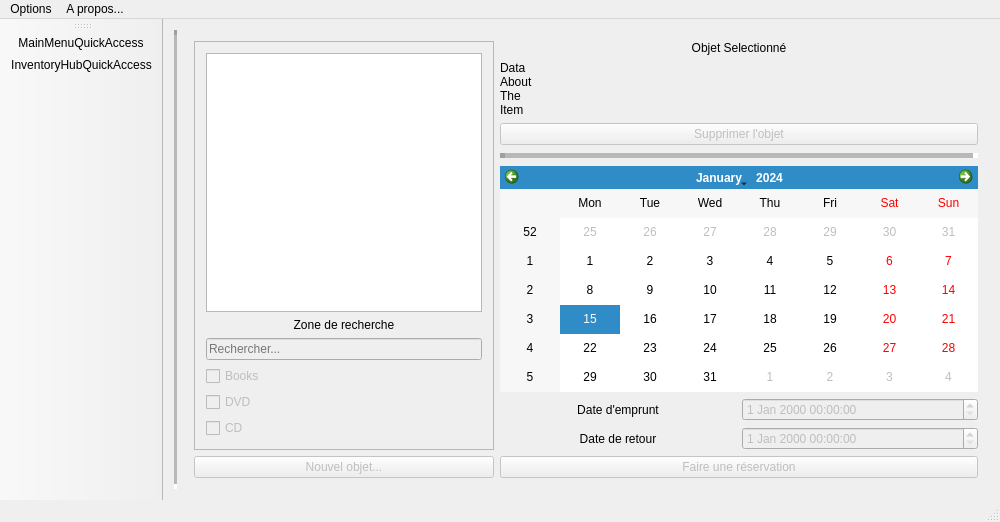
Before: the Qt Designer form LOA/projetLOA/mainwindow.ui in remijamous/ProjetLOA, drawn with Qt 5.
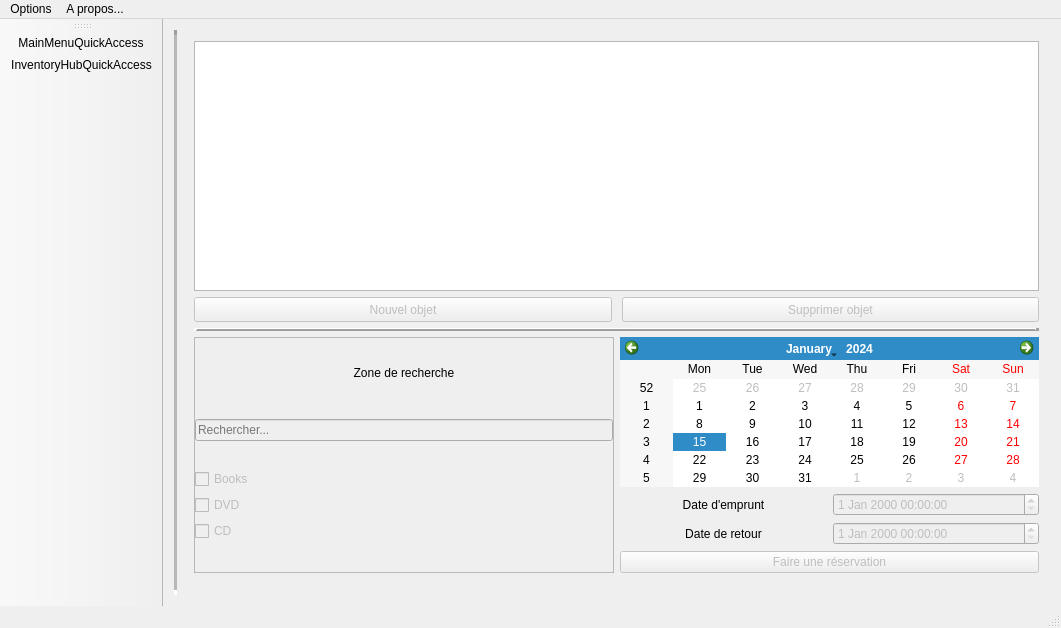
After: the same form once the commit is applied.

What changed in the file:
```diff
--- a/LOA/projetLOA/mainwindow.ui
+++ b/LOA/projetLOA/mainwindow.ui
@@ -6,8 +6,8 @@
    <rect>
     <x>0</x>
     <y>0</y>
-    <width>1000</width>
-    <height>522</height>
+    <width>1061</width>
+    <height>628</height>
    </rect>
   </property>
   <property name="windowTitle">
@@ -94,16 +94,16 @@
        </layout>
       </widget>
       <widget class="QWidget" name="InventoryHub">
+       <layout class="QVBoxLayout" name="verticalLayout">
+        <item>
+         <widget class="QWidget" name="TopSide" native="true">
+          <property name="minimumSize">
+           <size>
+            <width>0</width>
+            <height>275</height>
+           </size>
+          </property>
        <layout class="QHBoxLayout" name="horizontalLayout_3">
-        <item>
-         <widget class="QWidget" name="LeftSide" native="true">
-          <property name="maximumSize">
-           <size>
-            <width>300</width>
-            <height>16777215</height>
-           </size>
-          </property>
-          <layout class="QHBoxLayout" name="horizontalLayout_4">
            <property name="spacing">
             <number>0</number>
            </property>
@@ -119,6 +119,89 @@
            <property name="bottomMargin">
             <number>0</number>
            </property>
+           <item>
+            <layout class="QVBoxLayout" name="TopSideLayout">
+             <item>
+              <widget class="QTableView" name="BookTableView">
+               <property name="minimumSize">
+                <size>
+                 <width>0</width>
+                 <height>250</height>
+                </size>
+               </property>
+              </widget>
+             </item>
+             <item>
+              <layout class="QHBoxLayout" name="ItemButtons">
+               <property name="spacing">
+                <number>10</number>
+               </property>
+               <item>
+                <widget class="QPushButton" name="CreateItemButton">
+                 <property name="enabled">
+                  <bool>false</bool>
+                 </property>
+                 <property name="minimumSize">
+                  <size>
+                   <width>0</width>
+                   <height>25</height>
+                  </size>
+                 </property>
+                 <property name="text">
+                  <string>Nouvel objet</string>
+                 </property>
+                </widget>
+               </item>
+               <item>
+                <widget class="QPushButton" name="RemoveItemButton">
+                 <property name="enabled">
+                  <bool>false</bool>
+                 </property>
+                 <property name="minimumSize">
+                  <size>
+                   <width>0</width>
+                   <height>25</height>
+                  </size>
+                 </property>
+                 <property name="text">
+                  <string>Supprimer objet</string>
+                 </property>
+                </widget>
+               </item>
+              </layout>
+             </item>
+            </layout>
+           </item>
+          </layout>
+         </widget>
+        </item>
+        <item>
+         <widget class="Line" name="InventorHubSeparator">
+          <property name="frameShadow">
+           <enum>QFrame::Raised</enum>
+          </property>
+          <property name="lineWidth">
+           <number>4</number>
+          </property>
+          <property name="orientation">
+           <enum>Qt::Horizontal</enum>
+          </property>
+         </widget>
+        </item>
+        <item>
+         <widget class="QWidget" name="BottomSide" native="true">
+          <layout class="QHBoxLayout" name="horizontalLayout_5">
+           <property name="leftMargin">
+            <number>0</number>
+           </property>
+           <property name="topMargin">
+            <number>0</number>
+           </property>
+           <property name="rightMargin">
+            <number>0</number>
+           </property>
+           <item>
+            <layout class="QHBoxLayout" name="BottomSideLayout">
            <item>
             <layout class="QVBoxLayout" name="LeftSideLayout">
              <item>
@@ -126,7 +209,7 @@
                <property name="minimumSize">
                 <size>
                  <width>0</width>
-                 <height>325</height>
+                   <height>0</height>
                 </size>
                </property>
                <property name="frameShape">
@@ -142,16 +225,21 @@
                 <number>20</number>
                </property>
                <layout class="QVBoxLayout" name="verticalLayout_4">
-                <item>
-                 <widget class="QTableView" name="tableView">
-                  <property name="minimumSize">
-                   <size>
-                    <width>250</width>
-                    <height>0</height>
-                   </size>
+                  <property name="spacing">
+                   <number>0</number>
                   </property>
-                 </widget>
-                </item>
+                  <property name="leftMargin">
+                   <number>0</number>
+                  </property>
+                  <property name="topMargin">
+                   <number>0</number>
+                  </property>
+                  <property name="rightMargin">
+                   <number>0</number>
+                  </property>
+                  <property name="bottomMargin">
+                   <number>0</number>
+                  </property>
                 <item>
                  <widget class="QLabel" name="ResearchAreaTitle">
                   <property name="enabled">
@@ -221,121 +309,13 @@
                </layout>
               </widget>
              </item>
-             <item>
-              <widget class="QPushButton" name="CreateItemButton">
-               <property name="enabled">
-                <bool>false</bool>
-               </property>
-               <property name="text">
-                <string>Nouvel objet...</string>
-               </property>
-              </widget>
-             </item>
-            </layout>
-           </item>
-          </layout>
-         </widget>
-        </item>
-        <item>
-         <widget class="QWidget" name="RightSide" native="true">
-          <property name="minimumSize">
-           <size>
-            <width>400</width>
-            <height>0</height>
-           </size>
-          </property>
-          <layout class="QHBoxLayout" name="horizontalLayout_7">
-           <property name="spacing">
-            <number>0</number>
-           </property>
-           <property name="leftMargin">
-            <number>0</number>
-           </property>
-           <property name="topMargin">
-            <number>0</number>
-           </property>
-           <property name="rightMargin">
-            <number>0</number>
-           </property>
-           <property name="bottomMargin">
-            <number>0</number>
-           </property>
+              </layout>
+             </item>
            <item>
             <layout class="QVBoxLayout" name="RightSideLayout">
              <property name="spacing">
               <number>8</number>
              </property>
-             <item>
-              <layout class="QVBoxLayout" name="SelectedItem">
-               <item>
-                <widget class="QLabel" name="ItemDataTitle">
-                 <property name="maximumSize">
-                  <size>
-                   <width>16777215</width>
-                   <height>25</height>
-                  </size>
-                 </property>
-                 <property name="text">
-                  <string>Objet Selectionné</string>
-                 </property>
-                 <property name="alignment">
-                  <set>Qt::AlignHCenter|Qt::AlignTop</set>
-                 </property>
-                 <property name="margin">
-                  <number>6</number>
-                 </property>
-                </widget>
-               </item>
-               <item>
-                <widget class="QLabel" name="ItemData">
-                 <property name="text">
-                  <string>Data
-About
-The
-Item</string>
-                 </property>
-                 <property name="alignment">
-                  <set>Qt::AlignLeading|Qt::AlignLeft|Qt::AlignTop</set>
-                 </property>
-                 <property name="margin">
-                  <number>15</number>
-                 </property>
-                </widget>
-               </item>
-               <item>
-                <widget class="QPushButton" name="RemoveItemButton">
-                 <property name="enabled">
-                  <bool>false</bool>
-                 </property>
-                 <property name="text">
-                  <string>Supprimer l'objet</string>
-                 </property>
-                </widget>
-               </item>
-              </layout>
-             </item>
-             <item>
-              <widget class="Line" name="RightSideLayoutSeparator">
-               <property name="minimumSize">
-                <size>
-                 <width>0</width>
-                 <height>5</height>
-                </size>
-               </property>
-               <property name="frameShadow">
-                <enum>QFrame::Sunken</enum>
-               </property>
-               <property name="lineWidth">
-                <number>5</number>
-               </property>
-               <property name="midLineWidth">
-                <number>5</number>
-               </property>
-               <property name="orientation">
-                <enum>Qt::Horizontal</enum>
-               </property>
-              </widget>
-             </item>
              <item>
               <layout class="QVBoxLayout" name="CalendarArea">
                <item>
@@ -398,6 +378,8 @@
             </layout>
            </item>
           </layout>
+           </item>
+          </layout>
          </widget>
         </item>
        </layout>
@@ -411,7 +393,7 @@
     <rect>
      <x>0</x>
      <y>0</y>
-     <width>1000</width>
+     <width>1061</width>
      <height>20</height>
     </rect>
    </property>
@@ -437,7 +419,7 @@
     <enum>LeftToolBarArea</enum>
    </attribute>
    <attribute name="toolBarBreak">
-    <bool>true</bool>
+    <bool>false</bool>
    </attribute>
    <addaction name="actionMainMenuQuickAccess"/>
    <addaction name="actionInventoryHubQuickAccess"/>
```
Lines whose indentation alone changed are shown as unchanged.
